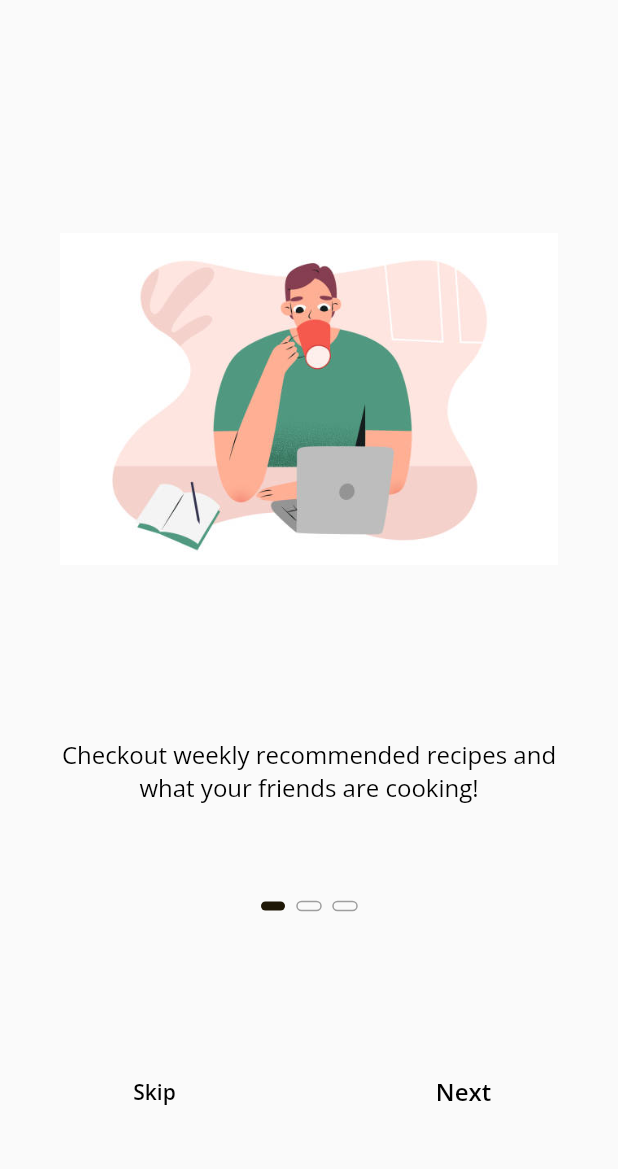
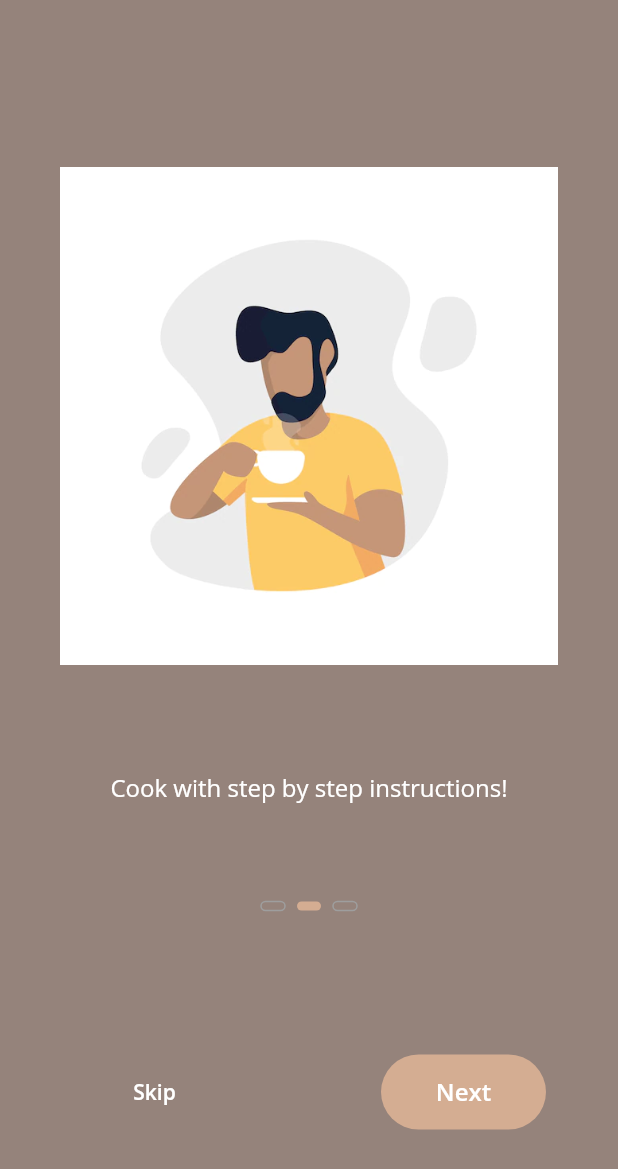
Before and after one commit to Dun-Njuguna/coffie, a Flutter app: the screen it shows after launch, after a tap on "Next", on a phone screen of 412 x 824 dp. Shown: the top 1169 px of the screen. Run offline on Flutter 3.47's test engine with Material 2 defaults, Android fonts, the phone set to English and light mode, and no system bars; drawn by our look-alikes of smooth_page_indicator; our stand-ins replace go_router, google_fonts.

Commit message:
Update light and dark themes, implement go router

```diff
--- a/lib/main.dart
+++ b/lib/main.dart
@@ -1,4 +1,4 @@
-import 'package:coffeeapp/pages/welcome_page.dart';
+import 'package:coffeeapp/pages/navigation/app_router.dart';
 import 'package:flutter/material.dart';
 import 'package:provider/provider.dart';
 
@@ -18,10 +18,12 @@ class MainApp extends StatefulWidget {
 }
 
 class _MainAppState extends State<MainApp> {
-
   //State managers
   final _appStateManager = AppStateManager();
   final _profileManager = ProfileManager();
+
+  // App router
+  final _router = AppRouter();
 
   @override
   Widget build(BuildContext context) {
@@ -42,9 +44,10 @@ class _MainAppState extends State<MainApp> {
           } else {
             appTheme = AppTheme.light();
           }
-        return MaterialApp(
+          return MaterialApp.router(
+            routeInformationParser: _router.getRouter().routeInformationParser,
+            routerDelegate: _router.getRouter().routerDelegate,
             theme: appTheme,
-          home: const WelcomePage(),
           );
         },
       ),
--- /dev/null
+++ b/lib/models/OnboardingPage.dart
@@ -0,0 +1,27 @@
+import 'package:flutter/material.dart';
+
+class OnboardingPage {
+  final AssetImage image;
+  final String description;
+
+  OnboardingPage({
+    required this.image,
+    required this.description,
+  });
+}
+
+final onboardingPages = [
+    OnboardingPage(
+      image: const AssetImage('assets/coffee1.jpeg'),
+      description:
+          'Checkout weekly recommended recipes and what your friends are cooking!',
+    ),
+    OnboardingPage(
+      image: const AssetImage('assets/coffee2.webp'),
+      description: 'Cook with step by step instructions!',
+    ),
+    OnboardingPage(
+      image: const AssetImage('assets/coffee3.jpeg'),
+      description: 'Keep track of what you need to buy',
+    ),
+  ];
--- /dev/null
+++ b/lib/pages/navigation/app_router.dart
@@ -0,0 +1,15 @@
+import 'package:coffeeapp/pages/welcome_page.dart';
+import 'package:go_router/go_router.dart';
+
+class AppRouter {
+  final _router = GoRouter(
+    routes: [
+      GoRoute(
+        path: '/',
+        builder: (context, state) => const WelcomePage(),
+      ),
+    ],
+  );
+
+  GoRouter getRouter() => _router;
+}
--- a/lib/pages/state/app_state_manager.dart
+++ b/lib/pages/state/app_state_manager.dart
@@ -1,29 +1,33 @@
 import 'package:flutter/material.dart';
 
 class AppStateManager extends ChangeNotifier {
-
   bool _initialized = true;
-
   bool _onboardingComplete = false;
+  bool _showGetStartedButton = false;
 
   bool get isInitialized => _initialized;
   bool get isOnboardingComplete => _onboardingComplete;
+  bool get getStartedButton => _showGetStartedButton;
 
-   void completeOnboarding() {
+  void completeOnboarding() {
     _onboardingComplete = true;
     notifyListeners();
   }
 
-  void resetOnboarding(){
+  void resetOnboarding() {
     _onboardingComplete = false;
     notifyListeners();
   }
 
-   void logout() {
+  void logout() {
     _onboardingComplete = false;
     _initialized = false;
 
     notifyListeners();
   }
 
+  void showGetStartedButton(bool status) {
+    _showGetStartedButton = status;
+    notifyListeners();
+  }
 }
--- a/lib/pages/state/profile_manager.dart
+++ b/lib/pages/state/profile_manager.dart
@@ -2,7 +2,7 @@ import 'package:flutter/material.dart';
 
 class ProfileManager extends ChangeNotifier {
 
-  var _setDarkMode = false;
+  var _setDarkMode = true;
 
   bool get setDarkMode => _setDarkMode;
 
--- a/lib/pages/welcome_page.dart
+++ b/lib/pages/welcome_page.dart
@@ -1,7 +1,11 @@
 import 'package:flutter/material.dart';
+import 'package:provider/provider.dart';
 import 'package:smooth_page_indicator/smooth_page_indicator.dart';
 
+import '../models/OnboardingPage.dart';
+import '../widgets/custome_page_view.dart';
 import '../widgets/responsive_button.dart';
+import 'state/app_state_manager.dart';
 
 class WelcomePage extends StatefulWidget {
   const WelcomePage({Key? key}) : super(key: key);
@@ -16,6 +20,7 @@ class _WelcomePageState extends State<WelcomePage> {
   @override
   Widget build(BuildContext context) {
     return Scaffold(
+      backgroundColor: Theme.of(context).primaryColor,
       body: SafeArea(
         child: Column(
           children: [
@@ -28,7 +33,7 @@ class _WelcomePageState extends State<WelcomePage> {
             const SizedBox(height: 25),
             Expanded(
               flex: 1,
-              child: buildActionButtons(),
+              child: Center(child: buildActionButtons()),
             ),
           ],
         ),
@@ -36,12 +41,31 @@ class _WelcomePageState extends State<WelcomePage> {
     );
   }
 
+  Widget buildPages() {
+    return PageView(
+      controller: controller,
+      onPageChanged: (index) {
+        pageChanged(context, index);
+      },
+      children: getTextWidgets(onboardingPages),
+    );
+  }
+
+  List<Widget> getTextWidgets(List<OnboardingPage> data) {
+    List<Widget> list = <Widget>[];
+    for (var i = 0; i < data.length; i++) {
+      list.add(onboardPageView(context, data[i].image, data[i].description));
+    }
+    return list;
+  }
+
   Widget pageIndicator() {
     return SmoothPageIndicator(
       controller: controller,
-      count: 3,
+      count: onboardingPages.length,
       effect: WormEffect(
-        activeDotColor: Theme.of(context).primaryColor,
+        activeDotColor:
+            Theme.of(context).buttonTheme.colorScheme?.primary ?? Colors.black,
         paintStyle: PaintingStyle.stroke,
         type: WormType.thin,
         dotHeight: 6,
@@ -51,12 +75,25 @@ class _WelcomePageState extends State<WelcomePage> {
   }
 
   Widget buildActionButtons() {
+    return Consumer<AppStateManager>(builder: (
+      context,
+      appStateManager,
+      child,
+    ) {
+      return appStateManager.getStartedButton == true
+          ? buildStartButton(context)
+          : buildNavigationButtons(context);
+    });
+  }
+
+  Row buildNavigationButtons(BuildContext context) {
     return Row(
       mainAxisAlignment: MainAxisAlignment.spaceAround,
       children: [
         ResponsiveButton(
           width: 110,
           title: "Skip",
+          color: Theme.of(context).buttonTheme.colorScheme?.secondary,
           textStyle: Theme.of(context).textTheme.headline4,
           onPressed: () {
             // Todo implement onskip clicked
@@ -67,51 +104,33 @@ class _WelcomePageState extends State<WelcomePage> {
           title: "Next",
           textStyle: Theme.of(context).textTheme.headline3,
           onPressed: () => {
-            // Todo implement onnext clicked
+            controller.nextPage(
+              duration: const Duration(milliseconds: 300),
+              curve: Curves.linear,
+            ),
           },
         ),
       ],
     );
   }
 
-  Widget buildPages() {
-    return PageView(
-      controller: controller,
-      children: [
-        onboardPageView(
-          const AssetImage('assets/coffee1.jpeg'),
-          '''Checkout weekly recommended recipes and what your friends are cooking!''',
-        ),
-        onboardPageView(const AssetImage('assets/coffee2.webp'),
-            'Cook with step by step instructions!'),
-        onboardPageView(const AssetImage('assets/coffee3.jpeg'),
-            'Keep track of what you need to buy'),
-      ],
+  Widget buildStartButton(BuildContext context) {
+    return ResponsiveButton(
+      width: 300,
+      title: "Get Started",
+      textStyle: Theme.of(context).textTheme.headline3,
+      onPressed: () => {},
     );
   }
 
-  Widget onboardPageView(ImageProvider imageProvider, String title) {
-    return Padding(
-      padding: const EdgeInsets.all(40),
-      child: Expanded(
-        child: Column(
-          crossAxisAlignment: CrossAxisAlignment.center,
-          mainAxisAlignment: MainAxisAlignment.center,
-          children: [
-            Expanded(
-              child: Image(
-                fit: BoxFit.fitWidth,
-                image: imageProvider,
-              ),
-            ),
-            Text(
-              title,
-              style: Theme.of(context).textTheme.headline2,
-              textAlign: TextAlign.center,
-            ),
-          ],
-        ),
-      ),
-    );
+  pageChanged(BuildContext context, int index) {
+    if (index == onboardingPages.length - 1) {
+      Provider.of<AppStateManager>(context, listen: false)
+          .showGetStartedButton(true);
+    } else if (Provider.of<AppStateManager>(context, listen: false)
+        .getStartedButton) {
+      Provider.of<AppStateManager>(context, listen: false)
+          .showGetStartedButton(false);
+    }
   }
 }
--- a/lib/utils/app_colors.dart
+++ b/lib/utils/app_colors.dart
@@ -3,12 +3,14 @@ import 'package:flutter/material.dart';
 class AppColors {
   static const Color darkTextColor = Color.fromARGB(255, 255, 255, 255);
   static const Color lightTextColor = Color.fromARGB(255, 0, 0, 0);
-  static const Color darkMainColor = Color(0xFFababad);
-  static const Color lightMainColor = Color.fromARGB(255, 30, 23, 6);
-  // static const Color minColor = Color(0xFFababad);
-  // static const Color startColor = Color(0xFFe7bb4e);
-  // static const Color mainTextColor = Color(0xFFababad);
-  // static const Color buttonBackground = Color.fromARGB(255, 30, 23, 6);
-  // static const Color buttonTextColor1 = Colors.white;
-  // static const Color pageIndicatorColor = Colors.white;
+
+  static const Color lightMainColor = Color.fromARGB(245, 255, 255, 255);
+  static const Color darkMainColor = Color.fromARGB(135, 54, 20, 5);
+
+  static const Color lightButtonColor = Color.fromARGB(1245,222,179, 150);
+  static const Color darkButtonColor = Color.fromARGB(1245,222,179, 150);
+
+  static const Color secondaryLightButtonColor = Color.fromARGB(255, 255, 255, 255);
+  static const Color secondaryDarkButtonColor = Color.fromARGB(0, 255, 255, 0);
+
 }
--- a/lib/utils/app_theme.dart
+++ b/lib/utils/app_theme.dart
@@ -70,6 +70,22 @@ class AppTheme {
     ),
   );
 
+  static ButtonThemeData lightButtonTheme = const ButtonThemeData(
+      colorScheme: ColorScheme.dark(
+        primary: AppColors.lightButtonColor,
+        secondary: AppColors.secondaryLightButtonColor,
+      ),
+      textTheme: ButtonTextTheme.normal,
+  );
+
+  static ButtonThemeData darkButtonTheme = const ButtonThemeData(
+      colorScheme: ColorScheme.dark(
+        primary: AppColors.darkButtonColor,
+        secondary: AppColors.secondaryDarkButtonColor,
+      ),
+      textTheme: ButtonTextTheme.normal,
+  );
+
   static ThemeData light() {
     return ThemeData(
       primaryColor: AppColors.lightMainColor,
@@ -91,6 +107,7 @@ class AppTheme {
         selectedItemColor: AppColors.darkMainColor,
       ),
       textTheme: lightTextTheme,
+      buttonTheme: lightButtonTheme,
     );
   }
 
@@ -110,6 +127,7 @@ class AppTheme {
         selectedItemColor: AppColors.darkMainColor,
       ),
       textTheme: darkTextTheme,
+      buttonTheme: darkButtonTheme,
     );
   }
 }
--- /dev/null
+++ b/lib/widgets/custome_page_view.dart
@@ -0,0 +1,24 @@
+ import 'package:flutter/material.dart';
+
+Widget onboardPageView(BuildContext context, ImageProvider imageProvider, String title) {
+    return Padding(
+      padding: const EdgeInsets.all(40),
+      child: Column(
+        crossAxisAlignment: CrossAxisAlignment.center,
+        mainAxisAlignment: MainAxisAlignment.center,
+        children: [
+          Expanded(
+            child: Image(
+              fit: BoxFit.fitWidth,
+              image: imageProvider,
+            ),
+          ),
+          Text(
+            title,
+            style: Theme.of(context).textTheme.headline2,
+            textAlign: TextAlign.center,
+          ),
+        ],
+      ),
+    );
+  }
--- a/lib/widgets/responsive_button.dart
+++ b/lib/widgets/responsive_button.dart
@@ -1,5 +1,4 @@
 import 'package:flutter/material.dart';
-import '../utils/app_colors.dart';
 import '../utils/constants.dart';
 
 class ResponsiveButton extends StatelessWidget {
@@ -31,7 +30,7 @@ class ResponsiveButton extends StatelessWidget {
       minWidth: width,
       height: buttonHeight,
       onPressed: onPressed,
-      color: color,
+      color: color ?? Theme.of(context).buttonTheme.colorScheme?.primary,
       shape: RoundedRectangleBorder(borderRadius: BorderRadius.circular(25.0)),
       child: Text(
         title,
--- a/pubspec.yaml
+++ b/pubspec.yaml
@@ -19,6 +19,7 @@ dependencies:
   google_fonts: ^2.1.0
   intl: ^0.17.0
   provider: ^6.0.0
+  go_router: ^3.1.0
 
 dev_dependencies:
   flutter_test:
```
Also changed, not shown: pubspec.lock, 6 other files. Lines whose indentation alone changed are shown as unchanged.
